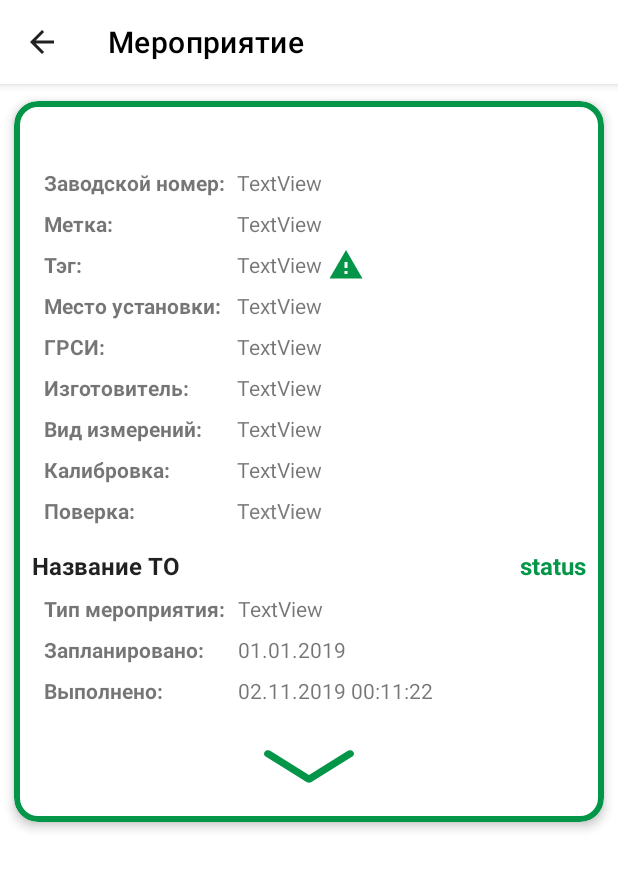
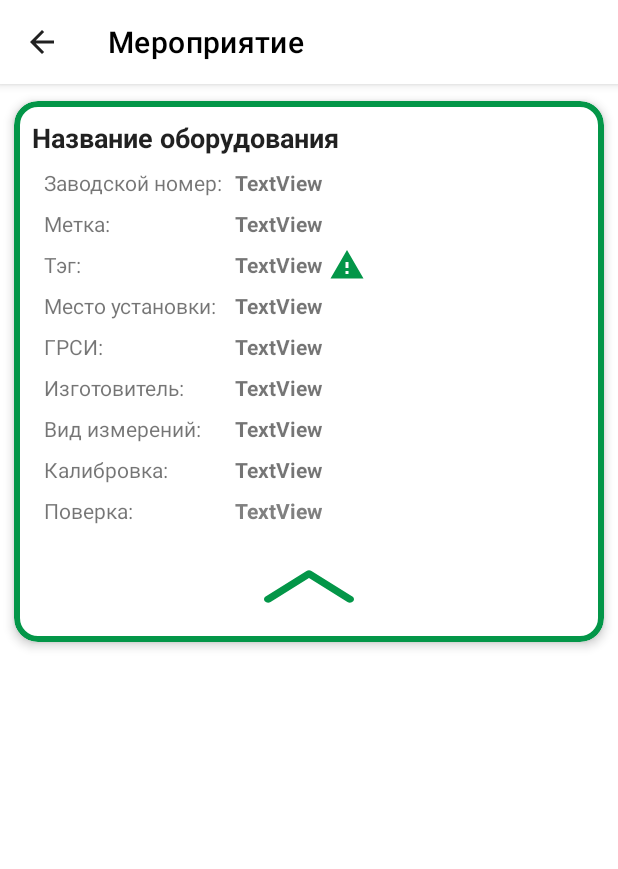
Before and after one commit to mephres/RiverLevelClean, an Android app: the OperationActivity screen opened directly, with no data from a screen before it, on a phone screen of 412 x 824 dp. Shown: the top 869 px of the screen. Run offline under Robolectric (Android 15) with nearby library versions, the phone set to English and light mode, and no system bars; 1 statement that could not run was skipped.

Commit message:
commit after gitignore test

```diff
--- a/Metrolog/app/src/main/java/com/intas/metrolog/ui/operation/OperationActivity.kt
+++ b/Metrolog/app/src/main/java/com/intas/metrolog/ui/operation/OperationActivity.kt
@@ -4,6 +4,7 @@ import android.content.Context
 import android.content.Intent
 import android.os.Bundle
 import android.view.MenuItem
+import android.view.View
 import androidx.appcompat.app.AppCompatActivity
 import androidx.core.content.ContextCompat
 import androidx.lifecycle.ViewModelProvider
@@ -13,6 +14,7 @@ import com.intas.metrolog.pojo.event.EventItem
 
 class OperationActivity : AppCompatActivity() {
     private var eventItem: EventItem? = null
+    private var operationInfoIsVisible = false
 
     private val binding by lazy {
         ActivityOperationBinding.inflate(layoutInflater)
@@ -27,6 +29,18 @@ class OperationActivity : AppCompatActivity() {
         setContentView(binding.root)
         parseIntent()
         setToolbar()
+
+        binding.operationInfoImageView.setOnClickListener {
+            operationInfoIsVisible = !operationInfoIsVisible
+
+            if (operationInfoIsVisible) {
+                binding.operationInfoImageView.setImageDrawable(ContextCompat.getDrawable(this, R.drawable.ic_chevron_down))
+                binding.operationContainer.visibility = View.VISIBLE
+            } else {
+                binding.operationInfoImageView.setImageDrawable(ContextCompat.getDrawable(this, R.drawable.ic_chevron_up))
+                binding.operationContainer.visibility = View.GONE
+            }
+        }
     }
 
     override fun onOptionsItemSelected(item: MenuItem): Boolean {
--- /dev/null
+++ b/Metrolog/app/src/main/res/drawable/ic_chevron_up.xml
@@ -0,0 +1,9 @@
+<vector xmlns:android="http://schemas.android.com/apk/res/android"
+    android:width="60dp"
+    android:height="50dp"
+    android:viewportWidth="512"
+    android:viewportHeight="512">
+  <path
+      android:pathData="M502.689,324.653L269.957,150.109c-8.276,-6.206 -19.653,-6.206 -27.927,0L9.311,324.653c-10.282,7.713 -12.367,22.3 -4.655,32.582c4.572,6.097 11.56,9.311 18.637,9.311c4.858,0 9.759,-1.517 13.945,-4.656l218.758,-164.072l218.767,164.072c10.285,7.714 24.871,5.627 32.582,-4.655C515.056,346.953 512.971,332.365 502.689,324.653z"
+      android:fillColor="#039648"/>
+</vector>
--- a/Metrolog/app/src/main/res/layout/activity_operation.xml
+++ b/Metrolog/app/src/main/res/layout/activity_operation.xml
@@ -49,7 +49,6 @@
                 android:layout_marginStart="16dp"
                 android:layout_marginTop="8dp"
                 android:text="@string/equip_RFIDlabel"
-                android:textStyle="bold"
                 app:layout_constraintStart_toStartOf="parent"
                 app:layout_constraintTop_toBottomOf="@+id/equipZavNumTextView" />
 
@@ -60,6 +59,7 @@
                 android:layout_marginTop="8dp"
                 android:layout_marginEnd="8dp"
                 android:text="TextView"
+                android:textStyle="bold"
                 app:layout_constraintBottom_toBottomOf="@+id/equipRFIDLabelTextView"
                 app:layout_constraintEnd_toEndOf="parent"
                 app:layout_constraintStart_toStartOf="@+id/equipZavNumTextView"
@@ -72,7 +72,6 @@
                 android:layout_marginStart="16dp"
                 android:layout_marginTop="8dp"
                 android:text="@string/equip_Tag_label"
-                android:textStyle="bold"
                 app:layout_constraintStart_toStartOf="parent"
                 app:layout_constraintTop_toBottomOf="@+id/equipRFIDTextView" />
 
@@ -83,6 +82,7 @@
                 android:layout_marginStart="8dp"
                 android:layout_marginTop="8dp"
                 android:text="TextView"
+                android:textStyle="bold"
                 app:layout_constraintBottom_toBottomOf="@+id/equipTagLabelTextView"
                 app:layout_constraintStart_toEndOf="@+id/equipZavNumLabelTextView"
                 app:layout_constraintTop_toBottomOf="@+id/equipRFIDTextView" />
@@ -94,6 +94,7 @@
                 android:layout_marginStart="8dp"
                 android:layout_marginTop="8dp"
                 android:text="TextView"
+                android:textStyle="bold"
                 app:layout_constraintEnd_toEndOf="@+id/equipZavNumTextView"
                 app:layout_constraintStart_toEndOf="@+id/equipZavNumLabelTextView"
                 app:layout_constraintTop_toBottomOf="@+id/equipTagTextView" />
@@ -105,7 +106,6 @@
                 android:layout_marginStart="16dp"
                 android:layout_marginTop="8dp"
                 android:text="@string/equip_Installation_Location_label"
-                android:textStyle="bold"
                 app:layout_constraintStart_toStartOf="parent"
                 app:layout_constraintTop_toBottomOf="@+id/equipTagTextView" />
 
@@ -116,7 +116,6 @@
                 android:layout_marginStart="16dp"
                 android:layout_marginTop="8dp"
                 android:text="@string/equip_GRSI_label"
-                android:textStyle="bold"
                 app:layout_constraintStart_toStartOf="parent"
                 app:layout_constraintTop_toBottomOf="@+id/equipLocationTextView" />
 
@@ -127,6 +126,7 @@
                 android:layout_marginStart="8dp"
                 android:layout_marginTop="8dp"
                 android:text="TextView"
+                android:textStyle="bold"
                 app:layout_constraintEnd_toEndOf="@+id/equipTagActualImageView"
                 app:layout_constraintHorizontal_bias="0.0"
                 app:layout_constraintStart_toEndOf="@+id/equipZavNumLabelTextView"
@@ -139,6 +139,7 @@
                 android:layout_marginStart="8dp"
                 android:layout_marginTop="8dp"
                 android:text="TextView"
+                android:textStyle="bold"
                 app:layout_constraintEnd_toEndOf="@+id/equipTagActualImageView"
                 app:layout_constraintHorizontal_bias="0.0"
                 app:layout_constraintStart_toEndOf="@+id/equipZavNumLabelTextView"
@@ -151,7 +152,6 @@
                 android:layout_marginStart="16dp"
                 android:layout_marginTop="8dp"
                 android:text="@string/equip_Manufacturer_label"
-                android:textStyle="bold"
                 app:layout_constraintStart_toStartOf="parent"
                 app:layout_constraintTop_toBottomOf="@+id/equipGRSITextView" />
 
@@ -162,7 +162,6 @@
                 android:layout_marginStart="16dp"
                 android:layout_marginTop="8dp"
                 android:text="@string/equip_Metering_Type_label"
-                android:textStyle="bold"
                 app:layout_constraintStart_toStartOf="parent"
                 app:layout_constraintTop_toBottomOf="@+id/equipManufacturerTextView" />
 
@@ -173,6 +172,7 @@
                 android:layout_marginStart="8dp"
                 android:layout_marginTop="8dp"
                 android:text="TextView"
+                android:textStyle="bold"
                 app:layout_constraintEnd_toEndOf="@+id/equipTagActualImageView"
                 app:layout_constraintHorizontal_bias="0.0"
                 app:layout_constraintStart_toEndOf="@+id/equipZavNumLabelTextView"
@@ -185,6 +185,7 @@
                 android:layout_marginStart="8dp"
                 android:layout_marginTop="8dp"
                 android:text="TextView"
+                android:textStyle="bold"
                 app:layout_constraintEnd_toEndOf="@+id/equipTagActualImageView"
                 app:layout_constraintHorizontal_bias="0.0"
                 app:layout_constraintStart_toEndOf="@+id/equipZavNumLabelTextView"
@@ -197,7 +198,6 @@
                 android:layout_marginStart="16dp"
                 android:layout_marginTop="8dp"
                 android:text="@string/equip_Calibration_label"
-                android:textStyle="bold"
                 app:layout_constraintStart_toStartOf="parent"
                 app:layout_constraintTop_toBottomOf="@+id/equipMeteringTypeTextView" />
 
@@ -208,7 +208,6 @@
                 android:layout_marginStart="16dp"
                 android:layout_marginTop="8dp"
                 android:text="@string/equip_Verification_label"
-                android:textStyle="bold"
                 app:layout_constraintStart_toStartOf="parent"
                 app:layout_constraintTop_toBottomOf="@+id/equipCalibrationTextView" />
 
@@ -219,43 +218,11 @@
                 android:layout_marginStart="8dp"
                 android:layout_marginTop="8dp"
                 android:text="TextView"
+                android:textStyle="bold"
                 android:textColor="@android:color/tertiary_text_light"
                 app:layout_constraintEnd_toEndOf="@+id/equipTagActualImageView"
-                app:layout_constraintHorizontal_bias="0.0"
                 app:layout_constraintStart_toEndOf="@+id/equipZavNumLabelTextView"
                 app:layout_constraintTop_toBottomOf="@+id/equipCalibrationTextView" />
-
-            <TextView
-                android:id="@+id/factDateLabelTextView"
-                android:layout_width="wrap_content"
-                android:layout_height="wrap_content"
-                android:layout_marginTop="8dp"
-                android:text="@string/event_fact_date_label_complete"
-                android:textStyle="bold"
-                app:layout_constraintStart_toStartOf="@+id/planDateLabelTextView"
-                app:layout_constraintTop_toBottomOf="@+id/planDateLabelTextView" />
-
-            <TextView
-                android:id="@+id/factDateTextView"
-                android:layout_width="wrap_content"
-                android:layout_height="wrap_content"
-                android:text="02.11.2019 00:11:22"
-                app:layout_constraintStart_toStartOf="@+id/planDateTextView"
-                app:layout_constraintTop_toTopOf="@+id/factDateLabelTextView" />
-
-            <TextView
-                android:id="@+id/statusTextView"
-                android:layout_width="wrap_content"
-                android:layout_height="wrap_content"
-                android:layout_marginEnd="8dp"
-                android:text="status"
-                android:textAppearance="@style/TextAppearance.AppCompat.Headline"
-                android:textColor="@color/colorPrimary"
-                android:textSize="16sp"
-                android:textStyle="bold"
-                app:layout_constraintBottom_toBottomOf="@+id/nameTextView"
-                app:layout_constraintEnd_toEndOf="parent"
-                app:layout_constraintTop_toTopOf="@+id/nameTextView" />
 
             <TextView
                 android:id="@+id/equipZavNumLabelTextView"
@@ -264,7 +231,6 @@
                 android:layout_marginStart="16dp"
                 android:layout_marginTop="8dp"
                 android:text="@string/operation_activity_equip_ZavNum_label"
-                android:textStyle="bold"
                 app:layout_constraintStart_toStartOf="parent"
                 app:layout_constraintTop_toBottomOf="@+id/equipNameTextView" />
 
@@ -275,66 +241,10 @@
                 android:layout_marginStart="8dp"
                 android:layout_marginEnd="8dp"
                 android:text="TextView"
+                android:textStyle="bold"
                 app:layout_constraintEnd_toEndOf="parent"
                 app:layout_constraintStart_toEndOf="@+id/equipZavNumLabelTextView"
                 app:layout_constraintTop_toTopOf="@+id/equipZavNumLabelTextView" />
-
-            <TextView
-                android:id="@+id/nameTextView"
-                android:layout_width="0dp"
-                android:layout_height="wrap_content"
-                android:layout_marginStart="8dp"
-                android:layout_marginTop="16dp"
-                android:layout_marginEnd="8dp"
-                android:text="@string/operation_activity_name"
-                android:textAppearance="@style/TextAppearance.AppCompat.Headline"
-                android:textColor="@color/colorPrimaryTextDefaultMaterialLight"
-                android:textSize="16sp"
-                android:textStyle="bold"
-                app:layout_constraintEnd_toStartOf="@+id/statusTextView"
-                app:layout_constraintHorizontal_bias="1.0"
-                app:layout_constraintStart_toStartOf="parent"
-                app:layout_constraintTop_toBottomOf="@+id/equipVerificationTextView"
-                app:layout_constraintVertical_chainStyle="packed" />
-
-            <TextView
-                android:id="@+id/typeLabelTextView"
-                android:layout_width="wrap_content"
-                android:layout_height="wrap_content"
-                android:layout_marginStart="8dp"
-                android:layout_marginTop="8dp"
-                android:text="@string/operation_activity_event_type_label"
-                android:textStyle="bold"
-                app:layout_constraintStart_toStartOf="@+id/nameTextView"
-                app:layout_constraintTop_toBottomOf="@+id/nameTextView" />
-
-            <TextView
-                android:id="@+id/typeTextView"
-                android:layout_width="wrap_content"
-                android:layout_height="wrap_content"
-                android:layout_marginStart="8dp"
-                android:text="TextView"
-                app:layout_constraintStart_toEndOf="@+id/typeLabelTextView"
-                app:layout_constraintTop_toTopOf="@+id/typeLabelTextView" />
-
-            <TextView
-                android:id="@+id/planDateLabelTextView"
-                android:layout_width="wrap_content"
-                android:layout_height="wrap_content"
-                android:layout_marginStart="8dp"
-                android:layout_marginTop="8dp"
-                android:text="@string/operation_activity_event_plan_date_label"
-                android:textStyle="bold"
-                app:layout_constraintStart_toStartOf="@+id/nameTextView"
-                app:layout_constraintTop_toBottomOf="@+id/typeTextView" />
-
-            <TextView
-                android:id="@+id/planDateTextView"
-                android:layout_width="wrap_content"
-                android:layout_height="wrap_content"
-                android:text="01.01.2019"
-                app:layout_constraintStart_toStartOf="@+id/typeTextView"
-                app:layout_constraintTop_toTopOf="@+id/planDateLabelTextView" />
 
             <TextView
                 android:id="@+id/equipNameTextView"
@@ -343,7 +253,7 @@
                 android:layout_marginStart="8dp"
                 android:layout_marginTop="8dp"
                 android:layout_marginEnd="8dp"
-                tools:text="Название оборудования"
+                android:text="Название оборудования"
                 android:textColor="@color/colorPrimaryTextDefaultMaterialLight"
                 android:textSize="18sp"
                 android:textStyle="bold"
@@ -361,10 +271,110 @@
                 app:layout_constraintTop_toTopOf="@+id/equipTagTextView"
                 app:srcCompat="@drawable/ic_warning_red_24dp" />
 
+            <androidx.constraintlayout.widget.ConstraintLayout
+                android:id="@+id/operationContainer"
+                android:layout_width="match_parent"
+                android:layout_height="wrap_content"
+                android:layout_marginTop="16dp"
+                android:visibility="gone"
+                app:layout_constraintTop_toBottomOf="@+id/equipVerificationLabelTextView">
+
+                <TextView
+                    android:id="@+id/nameTextView"
+                    android:layout_width="0dp"
+                    android:layout_height="wrap_content"
+                    android:layout_marginStart="8dp"
+                    android:layout_marginTop="8dp"
+                    android:layout_marginEnd="8dp"
+                    android:text="@string/operation_activity_name"
+                    android:textAppearance="@style/TextAppearance.AppCompat.Headline"
+                    android:textColor="@color/colorPrimaryTextDefaultMaterialLight"
+                    android:textSize="16sp"
+                    android:textStyle="bold"
+                    app:layout_constraintEnd_toStartOf="@+id/statusTextView"
+                    app:layout_constraintStart_toStartOf="parent"
+                    app:layout_constraintTop_toTopOf="parent"
+                    app:layout_constraintVertical_chainStyle="packed" />
+
+                <TextView
+                    android:id="@+id/typeLabelTextView"
+                    android:layout_width="wrap_content"
+                    android:layout_height="wrap_content"
+                    android:layout_marginStart="8dp"
+                    android:layout_marginTop="8dp"
+                    android:text="@string/operation_activity_event_type_label"
+                    app:layout_constraintStart_toStartOf="@+id/nameTextView"
+                    app:layout_constraintTop_toBottomOf="@+id/nameTextView" />
+
+                <TextView
+                    android:id="@+id/typeTextView"
+                    android:layout_width="wrap_content"
+                    android:layout_height="wrap_content"
+                    android:layout_marginStart="8dp"
+                    android:text="TextView"
+                    android:textStyle="bold"
+                    app:layout_constraintStart_toEndOf="@+id/typeLabelTextView"
+                    app:layout_constraintTop_toTopOf="@+id/typeLabelTextView" />
+
+                <TextView
+                    android:id="@+id/factDateLabelTextView"
+                    android:layout_width="wrap_content"
+                    android:layout_height="wrap_content"
+                    android:layout_marginTop="8dp"
+                    android:layout_marginStart="16dp"
+                    android:text="@string/event_fact_date_label_complete"
+                    app:layout_constraintStart_toStartOf="parent"
+                    app:layout_constraintTop_toBottomOf="@+id/planDateLabelTextView" />
+
+                <TextView
+                    android:id="@+id/factDateTextView"
+                    android:layout_width="wrap_content"
+                    android:layout_height="wrap_content"
+                    android:text="02.11.2019 00:11:22"
+                    android:textStyle="bold"
+                    app:layout_constraintStart_toStartOf="@+id/planDateTextView"
+                    app:layout_constraintTop_toTopOf="@+id/factDateLabelTextView" />
+
+                <TextView
+                    android:id="@+id/statusTextView"
+                    android:layout_width="wrap_content"
+                    android:layout_height="wrap_content"
+                    android:layout_marginEnd="8dp"
+                    android:text="status"
+                    android:textAppearance="@style/TextAppearance.AppCompat.Headline"
+                    android:textColor="@color/colorPrimary"
+                    android:textSize="16sp"
+                    android:textStyle="bold"
+                    app:layout_constraintBottom_toBottomOf="@+id/nameTextView"
+                    app:layout_constraintEnd_toEndOf="parent"
+                    app:layout_constraintTop_toTopOf="@+id/nameTextView" />
+
+                <TextView
+                    android:id="@+id/planDateLabelTextView"
+                    android:layout_width="wrap_content"
+                    android:layout_height="wrap_content"
+                    android:layout_marginStart="8dp"
+                    android:layout_marginTop="8dp"
+                    android:text="@string/operation_activity_event_plan_date_label"
+                    app:layout_constraintStart_toStartOf="@+id/nameTextView"
+                    app:layout_constraintTop_toBottomOf="@+id/typeLabelTextView" />
+
+                <TextView
+                    android:id="@+id/planDateTextView"
+                    android:layout_width="wrap_content"
+                    android:layout_height="wrap_content"
+                    android:text="01.01.2019"
+                    android:textStyle="bold"
+                    app:layout_constraintStart_toStartOf="@+id/typeTextView"
+                    app:layout_constraintTop_toTopOf="@+id/planDateLabelTextView" />
+
+            </androidx.constraintlayout.widget.ConstraintLayout>
+
             <ImageView
+                android:id="@+id/operationInfoImageView"
                 android:layout_width="wrap_content"
                 android:layout_height="wrap_content"
-                android:src="@drawable/ic_chevron_down"
+                android:src="@drawable/ic_chevron_up"
                 android:layout_marginTop="16dp"
                 android:layout_marginBottom="8dp"
                 android:clickable="true"
@@ -373,7 +383,7 @@
                 app:layout_constraintEnd_toEndOf="parent"
                 app:layout_constraintStart_toStartOf="parent"
                 app:layout_constraintBottom_toBottomOf="parent"
-                app:layout_constraintTop_toBottomOf="@+id/factDateLabelTextView"/>
+                app:layout_constraintTop_toBottomOf="@+id/operationContainer"/>
 
         </androidx.constraintlayout.widget.ConstraintLayout>
 
```
